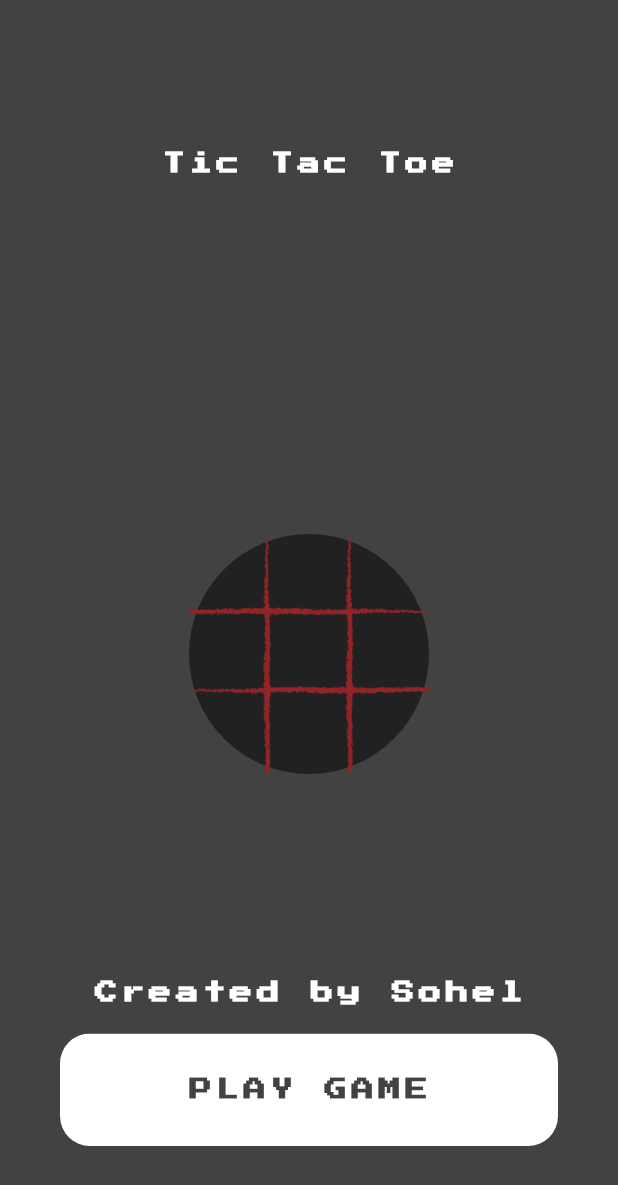
After one commit to sohel-github/flutter, a Flutter app: the Splash screen opened directly, on a phone screen of 412 x 824 dp. The commit adds this screen. Shown: the top 1185 px of the screen. Run offline on Flutter 3.47's test engine with Material 2 defaults, Android fonts, the phone set to English and light mode, and no system bars; drawn by our look-alikes of avatar_glow; our stand-ins replace bloc, cached_network_image, google_fonts, material_design_icons_flutter.

Commit message:
Tic tac toe added

```diff
--- /dev/null
+++ b/lib/screens/tictactoe/pages/index.dart
@@ -0,0 +1,12 @@
+import 'package:flutter/material.dart';
+import 'package:practice/screens/tictactoe/pages/splash.dart';
+
+class Index extends StatelessWidget {
+  @override
+  Widget build(BuildContext context) {
+    return MaterialApp(
+      debugShowCheckedModeBanner: false,
+      home: Splash(),
+    );
+  }
+}
--- /dev/null
+++ b/lib/screens/tictactoe/pages/splash.dart
@@ -0,0 +1,107 @@
+import 'package:avatar_glow/avatar_glow.dart';
+import 'package:flutter/material.dart';
+import 'package:google_fonts/google_fonts.dart';
+import 'package:practice/screens/tictactoe/pages/home_page.dart';
+
+class Splash extends StatelessWidget {
+  static var myNewFontWhite = GoogleFonts.pressStart2p(
+    textStyle: TextStyle(
+        fontSize: 15.0,
+        fontWeight: FontWeight.w600,
+        color: Colors.white,
+        letterSpacing: 3),
+  );
+  static var playGameBtn = GoogleFonts.pressStart2p(
+    textStyle: TextStyle(
+      fontSize: 15.0,
+      fontWeight: FontWeight.w600,
+      color: Colors.grey[800],
+      letterSpacing: 3,
+    ),
+  );
+
+  @override
+  Widget build(BuildContext context) {
+    return Scaffold(
+      backgroundColor: Colors.grey[800],
+      body: SafeArea(
+        child: Column(
+          children: [
+            Expanded(
+              child: Center(
+                child: Text(
+                  'Tic Tac Toe',
+                  style: myNewFontWhite,
+                ),
+              ),
+            ),
+            Expanded(
+              flex: 2,
+              child: Container(
+                child: AvatarGlow(
+                  endRadius: 140,
+                  duration: Duration(seconds: 2),
+                  glowColor: Colors.white,
+                  repeat: true,
+                  repeatPauseDuration: Duration(seconds: 1),
+                  startDelay: Duration(seconds: 1),
+                  child: Container(
+                    decoration: BoxDecoration(
+                      border: Border.all(
+                        style: BorderStyle.none,
+                      ),
+                      shape: BoxShape.circle,
+                    ),
+                    child: CircleAvatar(
+                      backgroundColor: Colors.grey[900],
+                      child: Container(
+                        child: Image.asset(
+                          'assets/images/tictactoelogo.png',
+                          fit: BoxFit.scaleDown,
+                        ),
+                      ),
+                      radius: 80.0,
+                    ),
+                  ),
+                ),
+              ),
+            ),
+            Column(
+              children: [
+                Text(
+                  'Created by Sohel',
+                  style: myNewFontWhite,
+                ),
+                const SizedBox(height: 20.0),
+                GestureDetector(
+                  onTap: () {
+                    Navigator.push(
+                      context,
+                      MaterialPageRoute(builder: (context) => HomePage()),
+                    );
+                  },
+                  child: Padding(
+                    padding: EdgeInsets.only(left: 40, right: 40, bottom: 60),
+                    child: ClipRRect(
+                      borderRadius: BorderRadius.circular(20),
+                      child: Container(
+                        padding: EdgeInsets.all(30),
+                        color: Colors.white,
+                        child: Center(
+                          child: Text(
+                            'PLAY GAME',
+                            style: playGameBtn,
+                          ),
+                        ),
+                      ),
+                    ),
+                  ),
+                ),
+              ],
+            ),
+          ],
+        ),
+      ),
+    );
+  }
+}
```
Also changed, not shown: lib/main.dart (+10 -3 lines), lib/screens/tictactoe/pages/home_page.dart (added, +227 -0 lines), pubspec.yaml (+7 -0 lines), assets/images/appicon.png (added), assets/images/tictactoelogo.png (added), pubspec.lock, 22 other files.
